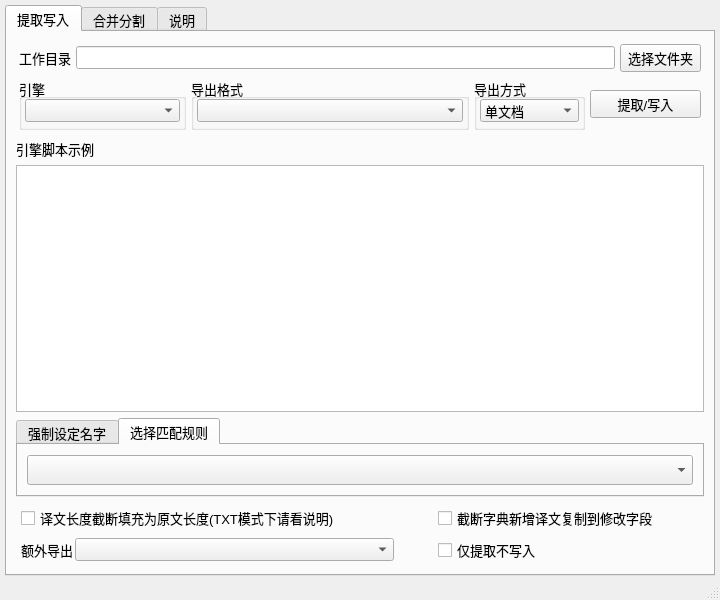
First picture: the form in ui_mainWindow.ui, repository satan53x/SExtractor, before the edit.
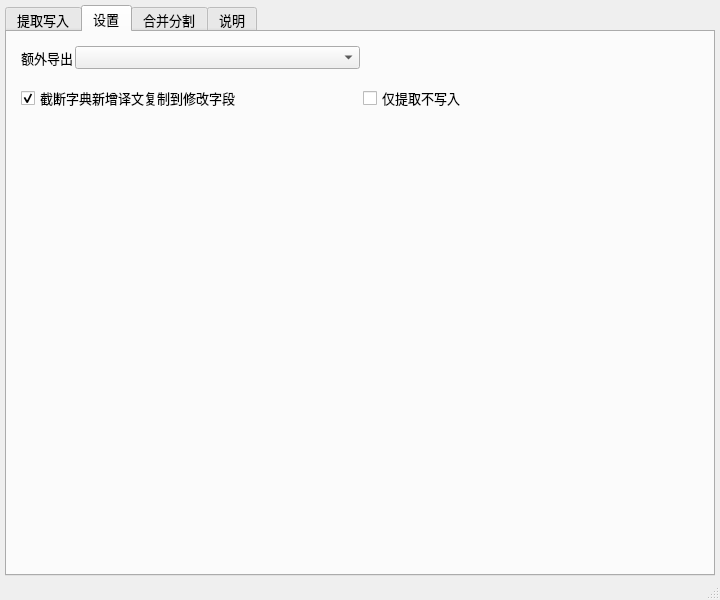
Second picture: the form after the edit. The open tabs and pages were chosen to show the change.

Diff of the .ui file:
```diff
--- a/ui_mainWindow.ui
+++ b/ui_mainWindow.ui
@@ -354,7 +354,7 @@
            </property>
            <item>
             <widget class="QWidget" name="widget_6" native="true">
-             <layout class="QHBoxLayout" name="horizontalLayout_4" stretch="10,1,7">
+             <layout class="QHBoxLayout" name="horizontalLayout_4" stretch="10,0,0,6">
               <property name="leftMargin">
                <number>5</number>
               </property>
@@ -402,29 +402,39 @@
                </spacer>
               </item>
               <item>
-               <widget class="QCheckBox" name="cutoffCopyCheck">
+               <widget class="QLabel" name="label_5">
                 <property name="text">
-                 <string>截断字典新增译文复制到修改字段</string>
+                 <string>TXT编码</string>
                 </property>
                </widget>
               </item>
              </layout>
             </widget>
            </item>
+          </layout>
+         </widget>
+        </item>
+       </layout>
+      </widget>
+      <widget class="QWidget" name="tab_4">
+       <attribute name="title">
+        <string>设置</string>
+       </attribute>
+       <layout class="QVBoxLayout" name="verticalLayout_7">
            <item>
             <widget class="QWidget" name="widget_9" native="true">
-             <layout class="QHBoxLayout" name="horizontalLayout_9" stretch="10,1,7">
+          <layout class="QHBoxLayout" name="horizontalLayout_9" stretch="10,10">
               <property name="leftMargin">
                <number>5</number>
               </property>
               <property name="topMargin">
-               <number>2</number>
+            <number>5</number>
               </property>
               <property name="rightMargin">
                <number>5</number>
               </property>
               <property name="bottomMargin">
-               <number>2</number>
+            <number>5</number>
               </property>
               <item>
                <widget class="QWidget" name="widget_10" native="true">
@@ -474,6 +484,34 @@
                 </property>
                </spacer>
               </item>
+          </layout>
+         </widget>
+        </item>
+        <item>
+         <widget class="QWidget" name="widget_11" native="true">
+          <layout class="QHBoxLayout" name="horizontalLayout_14" stretch="5,5">
+           <property name="leftMargin">
+            <number>5</number>
+           </property>
+           <property name="topMargin">
+            <number>5</number>
+           </property>
+           <property name="rightMargin">
+            <number>5</number>
+           </property>
+           <property name="bottomMargin">
+            <number>5</number>
+           </property>
+           <item>
+            <widget class="QCheckBox" name="cutoffCopyCheck">
+             <property name="text">
+              <string>截断字典新增译文复制到修改字段</string>
+             </property>
+             <property name="checked">
+              <bool>true</bool>
+             </property>
+            </widget>
+           </item>
               <item>
                <widget class="QCheckBox" name="noInputCheck">
                 <property name="text">
@@ -484,8 +522,18 @@
              </layout>
             </widget>
            </item>
-          </layout>
-         </widget>
+        <item>
+         <spacer name="verticalSpacer">
+          <property name="orientation">
+           <enum>Qt::Vertical</enum>
+          </property>
+          <property name="sizeHint" stdset="0">
+           <size>
+            <width>20</width>
+            <height>40</height>
+           </size>
+          </property>
+         </spacer>
         </item>
        </layout>
       </widget>
```
Left out of the diff: 19 changed lines with no effect on the pictures. Lines whose indentation alone changed are shown as unchanged.
